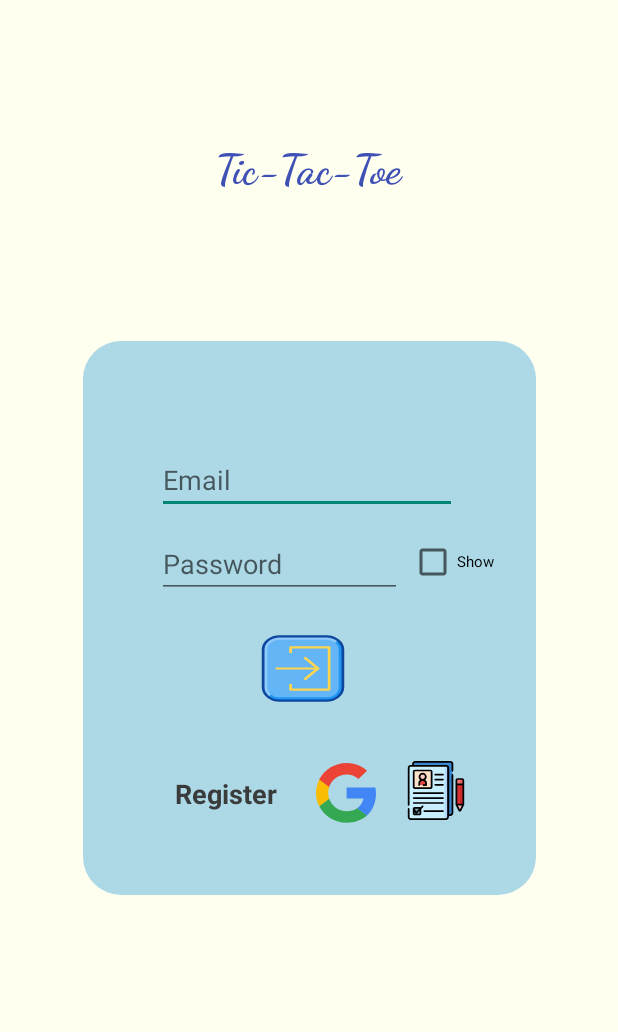
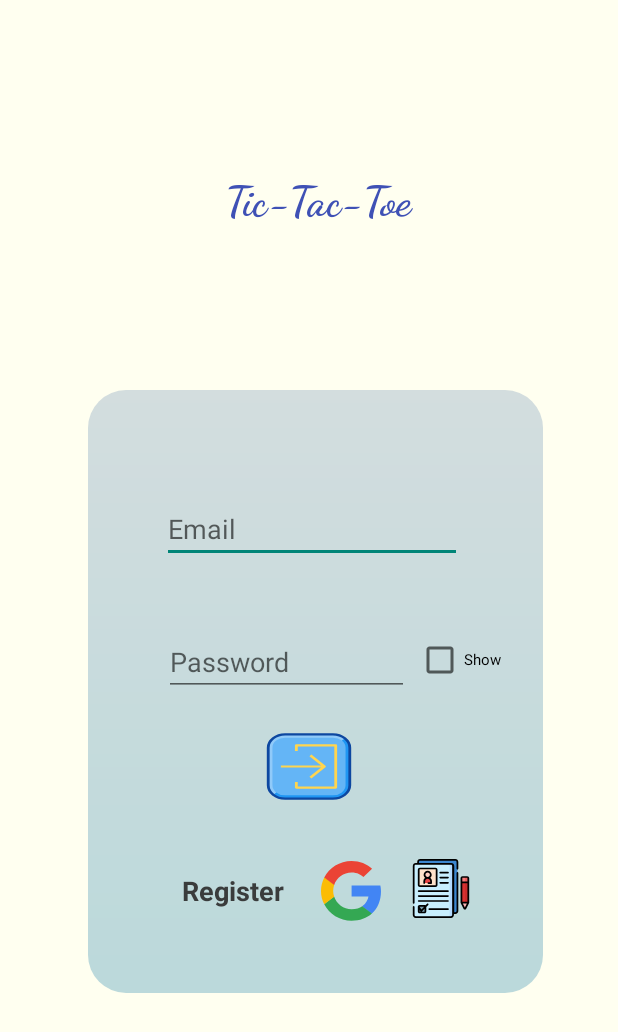
Before and after one commit to vickyjsr/Tic-Tac-Toe, an Android app: the screen it shows after launch (MainActivity), on a phone screen of 412 x 824 dp. Shown: the top 1032 px of the screen. Run offline under Robolectric (Android 15) with nearby library versions, the phone set to English and light mode, and no system bars; our stand-ins replace Firebase (no records; nobody signed in at launch, a user with empty details on screens opened directly); Roboto replaces fonts that are not available here.

Commit message:
Merge remote-tracking branch 'origin/master'

```diff
--- a/app/src/main/java/com/example/exlog/MainActivity.java
+++ b/app/src/main/java/com/example/exlog/MainActivity.java
@@ -88,6 +88,7 @@ public class MainActivity extends AppCompatActivity {
         google_signin.setOnClickListener(new View.OnClickListener() {
             @Override
             public void onClick(View v) {
+
                 signIn();
                 progressDialog.setMessage("What is happenning XD :)");
                 progressDialog.show();
@@ -194,9 +195,9 @@ public class MainActivity extends AppCompatActivity {
                 });
     }
 
-    private void validation(String userName,String userPassword )
+    private void validation(final String userName, String userPassword )
     {
-        progressDialog.setMessage("What is happenning XD :)");
+        progressDialog.setMessage("Wait :)");
         progressDialog.show();
 
         firebaseAuth.signInWithEmailAndPassword(userName,userPassword).addOnCompleteListener(new OnCompleteListener<AuthResult>() {
@@ -205,7 +206,9 @@ public class MainActivity extends AppCompatActivity {
                 if(task.isSuccessful())
                 {
                     progressDialog.dismiss();
-                    Toast.makeText(MainActivity.this,"Login Succesfull",Toast.LENGTH_SHORT).show();
+                    String s = userName.substring(0,userName.indexOf('@'));
+                    s.replaceAll(".", "");
+                    Toast.makeText(MainActivity.this,"Login Succesfull "+ s,Toast.LENGTH_SHORT).show();
                     Intent intent=new Intent(MainActivity.this,SecondActivity.class);
                     startActivity(intent);
                     finish();
@@ -217,24 +220,13 @@ public class MainActivity extends AppCompatActivity {
                     counter--;
                     if(counter==0)
                     {
+                        Toast.makeText(MainActivity.this,"Button Disabled",Toast.LENGTH_SHORT).show();
                         login.setEnabled(false);
                     }
                 }
             }
         });
 
-//        if((userName.equals("Admin"))&&(userPassword.equals("123456")))
-//        {
-//            Intent intent=new Intent(MainActivity.this,SecondActivity.class);
-//            startActivity(intent);
-//            finish();
-//        }
-//
-//        else
-//        {
-//            Toast.makeText(getApplicationContext(),"wrong email or password",Toast.LENGTH_SHORT).show();
-//
-//        }
 
     }
 }
--- a/app/src/main/java/com/example/exlog/Online_userActivity.java
+++ b/app/src/main/java/com/example/exlog/Online_userActivity.java
@@ -42,9 +42,10 @@ import java.util.Set;
 public class Online_userActivity extends AppCompatActivity {
 
     ListView lv_loginusers,lv_requestedusers;
+
     ArrayList<String> list_loginUsers = new ArrayList<String>();
+    ArrayList<String> list_requestedUsers = new ArrayList<String>();
 
-    ArrayList<String> list_requestedUsers = new ArrayList<String>();
     TextView tvuserid,tvsendRequestid,tvAcceptRequestid;
     Button generateID,acceptedID;
     EditText etID;
--- a/app/src/main/java/com/example/exlog/UserProfile.java
+++ b/app/src/main/java/com/example/exlog/UserProfile.java
@@ -4,14 +4,16 @@ public class UserProfile {
 
     String userName, phone,  userEmail,name;
 
-    public UserProfile(){
-    }
 
     public UserProfile(String userName,String phone, String userEmail, String  name) {
         this.userName = userName;
         this.userEmail = userEmail;
         this.userName = userName;
         this.phone=phone;
+    }
+
+    public UserProfile() {
+
     }
 
     public String getname() {
--- a/app/src/main/res/drawable/radius.xml
+++ b/app/src/main/res/drawable/radius.xml
@@ -4,4 +4,10 @@
     <solid android:color="#ADD8E6"/>
 
     <corners android:radius="25dp"/>
+    <gradient
+        android:startColor="#d3ddde"
+        android:endColor="#bbd9db"
+        android:angle="270"/>
+
+<!--    linear-gradient(to bottom right, #fdfdfd, #bbd9db);-->
 </shape>
--- a/app/src/main/res/layout/activity_main.xml
+++ b/app/src/main/res/layout/activity_main.xml
@@ -17,15 +17,16 @@
 
     <RelativeLayout
         android:id="@+id/relativeLayout"
-        android:layout_width="302dp"
-        android:layout_height="369dp"
+        android:layout_width="303dp"
+        android:layout_height="402dp"
 
         android:layout_alignParentTop="true"
+        android:layout_marginBottom="92dp"
         android:background="@drawable/radius"
         app:layout_constraintBottom_toBottomOf="parent"
         app:layout_constraintEnd_toEndOf="parent"
+        app:layout_constraintHorizontal_bias="0.583"
         app:layout_constraintStart_toStartOf="parent"
-        app:layout_constraintTop_toTopOf="parent"
         tools:ignore="MissingConstraints">
 
         <EditText
@@ -76,10 +77,10 @@
             android:layout_marginBottom="127dp"
 
             android:background="@drawable/ic_login"
+            android:contentDescription="@string/todo20"
             android:text="@string/login"
             android:textColor="#3E3B3B"
-            app:layout_constraintTop_toBottomOf="@+id/password"
-            android:contentDescription="@string/todo20" />
+            app:layout_constraintTop_toBottomOf="@+id/password" />
 
         <ImageButton
             android:id="@+id/googlesignbutton"
@@ -119,15 +120,15 @@
 
         <TextView
             android:id="@+id/textView10"
-            android:layout_width="82dp"
-            android:layout_height="31dp"
+            android:layout_width="86dp"
+            android:layout_height="32dp"
             android:layout_alignParentStart="true"
             android:layout_alignParentTop="true"
             android:layout_alignParentEnd="true"
             android:layout_alignParentBottom="true"
             android:layout_marginStart="54dp"
-            android:layout_marginTop="289dp"
-            android:layout_marginEnd="165dp"
+            android:layout_marginTop="321dp"
+            android:layout_marginEnd="163dp"
             android:layout_marginBottom="49dp"
             android:text="@string/register1"
             android:textAlignment="center"
@@ -150,9 +151,9 @@
         android:textStyle="bold"
         app:layout_constraintBottom_toTopOf="@+id/relativeLayout"
         app:layout_constraintEnd_toEndOf="parent"
-        app:layout_constraintHorizontal_bias="0.498"
+        app:layout_constraintHorizontal_bias="0.535"
         app:layout_constraintStart_toStartOf="parent"
         app:layout_constraintTop_toTopOf="parent"
-        app:layout_constraintVertical_bias="0.283" />
+        app:layout_constraintVertical_bias="0.383" />
 
 </androidx.constraintlayout.widget.ConstraintLayout>
```
Also changed, not shown: app/src/main/java/com/example/exlog/SecondActivity.java (line endings or trailing spaces).
